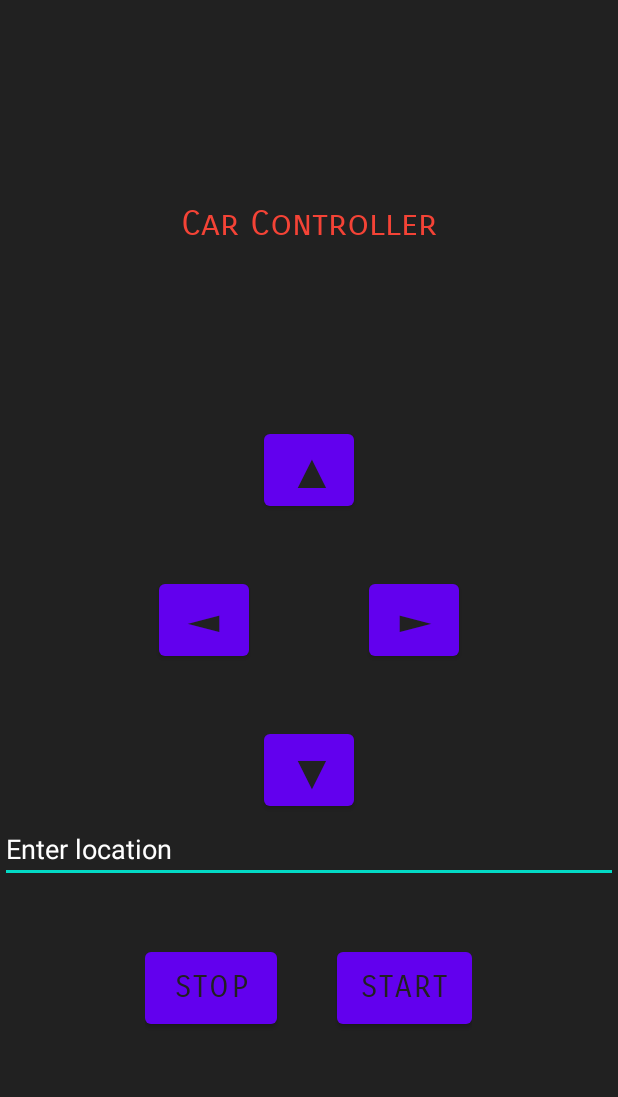
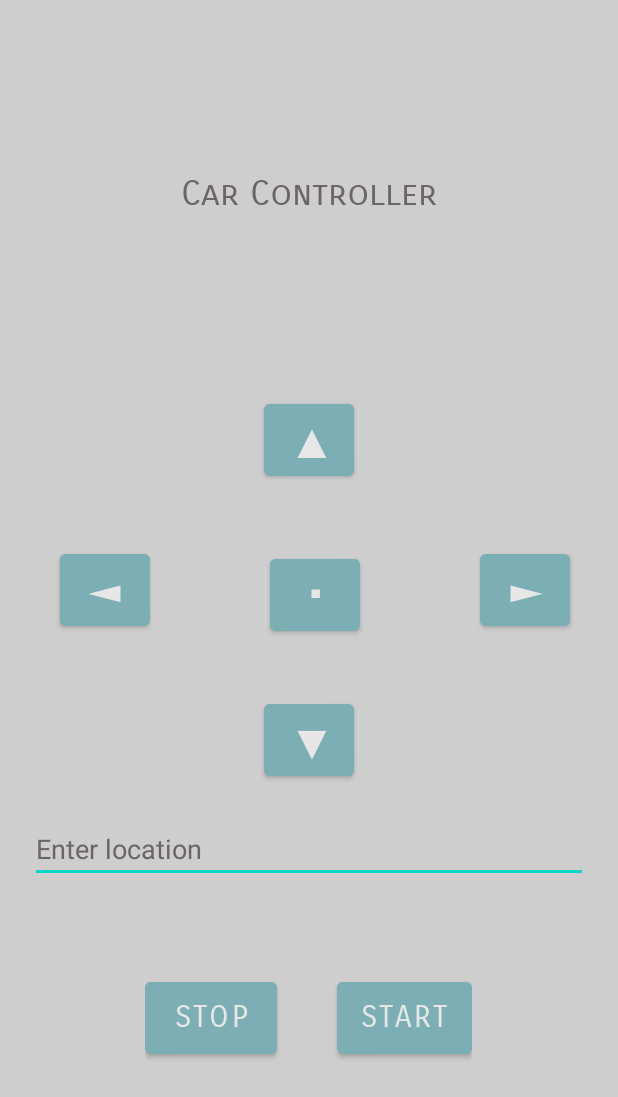
Before and after one commit to 0Rawan/autoCar, an Android app: the layout control_activity.xml on its own in the app's theme, with its tools: preview values and no code run, on a phone screen of 412 x 824 dp. Shown: the top 1097 px of the screen. Run offline under Robolectric (Android 15) with nearby library versions, the phone set to English and light mode, and no system bars.

Commit message:
change the layout and more buttons

```diff
--- a/AutoCar/app/src/main/AndroidManifest.xml
+++ b/AutoCar/app/src/main/AndroidManifest.xml
@@ -17,9 +17,9 @@
                 <action android:name="android.intent.action.MAIN" />
 
                 <category android:name="android.intent.category.LAUNCHER" />
-            </intent-filter>
+            </intent-filter>zz
         </activity>
-        <activity android:name=".LedControl">
+        <activity android:name=".CarControl">
 
         </activity>
     </application>
--- a/AutoCar/app/src/main/res/drawable/rounded_button.xml
+++ b/AutoCar/app/src/main/res/drawable/rounded_button.xml
@@ -2,7 +2,7 @@
     <selector xmlns:android="http://schemas.android.com/apk/res/android">
         <item>
             <shape android:shape="rectangle">
-                <solid android:color="#f44336"/>
+                <solid android:color="#78909c"/>
                 <corners android:radius="15dp" />
             </shape>
         </item>
--- a/AutoCar/app/src/main/res/layout/control_activity.xml
+++ b/AutoCar/app/src/main/res/layout/control_activity.xml
@@ -1,7 +1,7 @@
 <LinearLayout xmlns:android="http://schemas.android.com/apk/res/android"
     xmlns:tools="http://schemas.android.com/tools" android:layout_width="match_parent"
     android:layout_height="match_parent"
-    android:background="#212121"
+    android:background="#cecece"
     android:orientation="vertical"
     android:gravity="center">
 
@@ -11,7 +11,7 @@
         android:text="Car Controller"
         android:id="@+id/textView2"
         android:fontFamily="sans-serif-smallcaps"
-        android:textColor="#f44336"
+        android:textColor="#6c6468"
         android:textSize="23sp"
         android:layout_gravity="center"
         android:layout_marginBottom="120dp"/>
@@ -23,11 +23,11 @@
         android:layout_height="60dp"
         android:fadingEdge="none"
         android:fontFamily="sans-serif-smallcaps"
-        android:textColor="#212121"
         android:textSize="30sp"
         android:textStyle="bold"
         android:text="▲"
-         />
+        android:backgroundTint="#7cafb4"
+        android:textColor="#e7e7e7" />
 
 
     <LinearLayout
@@ -44,10 +44,24 @@
             android:fadingEdge="none"
             android:fontFamily="sans-serif-smallcaps"
             android:text="◄"
-            android:textColor="#212121"
             android:textSize="30sp"
             android:textStyle="bold"
-            android:layout_margin="40dp"/>
+            android:layout_margin="40dp"
+            android:backgroundTint="#7cafb4"
+            android:textColor="#e7e7e7"/>
+
+        <Button
+            android:id="@+id/pause_btn"
+            android:layout_width="60dp"
+            android:layout_height="60dp"
+            android:fadingEdge="none"
+            android:fontFamily="sans-serif-smallcaps"
+            android:text="•"
+            android:textSize="30sp"
+            android:textStyle="bold"
+            android:layout_margin="40dp"
+            android:backgroundTint="#7cafb4"
+            android:textColor="#e7e7e7"/>
 
         <Button
             android:id="@+id/right_btn"
@@ -56,10 +70,11 @@
             android:fadingEdge="none"
             android:fontFamily="sans-serif-smallcaps"
             android:text="►"
-            android:textColor="#212121"
             android:textSize="30sp"
             android:textStyle="bold"
-            android:layout_margin="40dp"/>
+            android:layout_margin="40dp"
+            android:backgroundTint="#7cafb4"
+            android:textColor="#e7e7e7"/>
 
 
     </LinearLayout>
@@ -72,9 +87,10 @@
         android:fadingEdge="none"
         android:fontFamily="sans-serif-smallcaps"
         android:text="▼"
-        android:textColor="#212121"
         android:textSize="30sp"
-        android:textStyle="bold" />
+        android:textStyle="bold"
+        android:backgroundTint="#7cafb4"
+        android:textColor="#e7e7e7"/>
 
 
     <EditText
@@ -82,24 +98,27 @@
         android:layout_width="match_parent"
         android:layout_height="wrap_content"
         android:hint="Enter location"
-        android:textColorHint="@color/white" />
+        android:textColorHint="#6c6468"
+        android:layout_margin="20dp"/>
 
     <LinearLayout
         android:layout_width="wrap_content"
         android:layout_height="wrap_content"
         android:orientation="horizontal">
     <Button
-        android:id="@+id/dis_btn"
+        android:id="@+id/stop_btn"
         android:layout_width="wrap_content"
         android:layout_height="60dp"
         android:fadingEdge="none"
         android:fontFamily="sans-serif-smallcaps"
         android:text="STOP"
-        android:textColor="#212121"
         android:textSize="20sp"
         tools:typeface="monospace"
         android:layout_marginTop="40dp"
-        android:layout_marginRight="20dp"/>
+        android:layout_marginEnd="20dp"
+        android:backgroundTint="#7cafb4"
+        android:textColor="#e7e7e7"/>
+
 
     <Button
         android:id="@+id/start_btn"
@@ -108,10 +127,11 @@
         android:fadingEdge="none"
         android:fontFamily="sans-serif-smallcaps"
         android:text="START"
-        android:textColor="#212121"
         android:textSize="20sp"
         tools:typeface="monospace"
         android:layout_marginTop="40dp"
-        android:layout_marginLeft="20dp"/>
+        android:layout_marginStart="20dp"
+        android:backgroundTint="#7cafb4"
+        android:textColor="#e7e7e7"/>
     </LinearLayout>
 </LinearLayout>
--- a/AutoCar/app/src/main/res/values-night/themes.xml
+++ b/AutoCar/app/src/main/res/values-night/themes.xml
@@ -1,6 +1,6 @@
 <resources xmlns:tools="http://schemas.android.com/tools">
     <!-- Base application theme. -->
-    <style name="Theme.AutoCar" parent="Theme.MaterialComponents.DayNight.DarkActionBar">
+    <style name="Theme.AutoCar" parent="Theme.MaterialComponents.DayNight.NoActionBar">
         <!-- Primary brand color. -->
         <item name="colorPrimary">@color/purple_200</item>
         <item name="colorPrimaryVariant">@color/purple_700</item>
--- a/AutoCar/app/src/main/res/values/colors.xml
+++ b/AutoCar/app/src/main/res/values/colors.xml
@@ -7,4 +7,6 @@
     <color name="teal_700">#FF018786</color>
     <color name="black">#FF000000</color>
     <color name="white">#FFFFFFFF</color>
+
+    <color name="colorPrimaryDark">#4d8084</color>
 </resources>
--- a/AutoCar/app/src/main/res/values/themes.xml
+++ b/AutoCar/app/src/main/res/values/themes.xml
@@ -1,14 +1,14 @@
 <resources xmlns:tools="http://schemas.android.com/tools">
     <!-- Base application theme. -->
-    <style name="Theme.AutoCar" parent="Theme.MaterialComponents.DayNight.DarkActionBar">
+    <style name="Theme.AutoCar" parent="Theme.MaterialComponents.DayNight.NoActionBar">
         <!-- Primary brand color. -->
-        <item name="colorPrimary">@color/purple_500</item>
+        <item name="colorPrimary">#4d8084</item>
         <item name="colorPrimaryVariant">@color/purple_700</item>
         <item name="colorOnPrimary">@color/white</item>
         <!-- Secondary brand color. -->
         <item name="colorSecondary">@color/teal_200</item>
         <item name="colorSecondaryVariant">@color/teal_700</item>
-        <item name="colorOnSecondary">@color/black</item>
+        <item name="colorOnSecondary">#1e5357</item>
         <!-- Status bar color. -->
         <item name="android:statusBarColor" tools:targetApi="l">?attr/colorPrimaryVariant</item>
         <!-- Customize your theme here. -->
```
Also changed, not shown: AutoCar/app/src/main/java/com/example/autocar/CarControl.java (added, +232 -0 lines), AutoCar/app/src/main/java/com/example/autocar/MainActivity.java (+10 -25 lines), AutoCar/app/src/main/res/drawable/roundedbutton.xml (added, +9 -0 lines), AutoCar/app/src/main/res/layout/device_list_activity.xml (+18 -32 lines).
